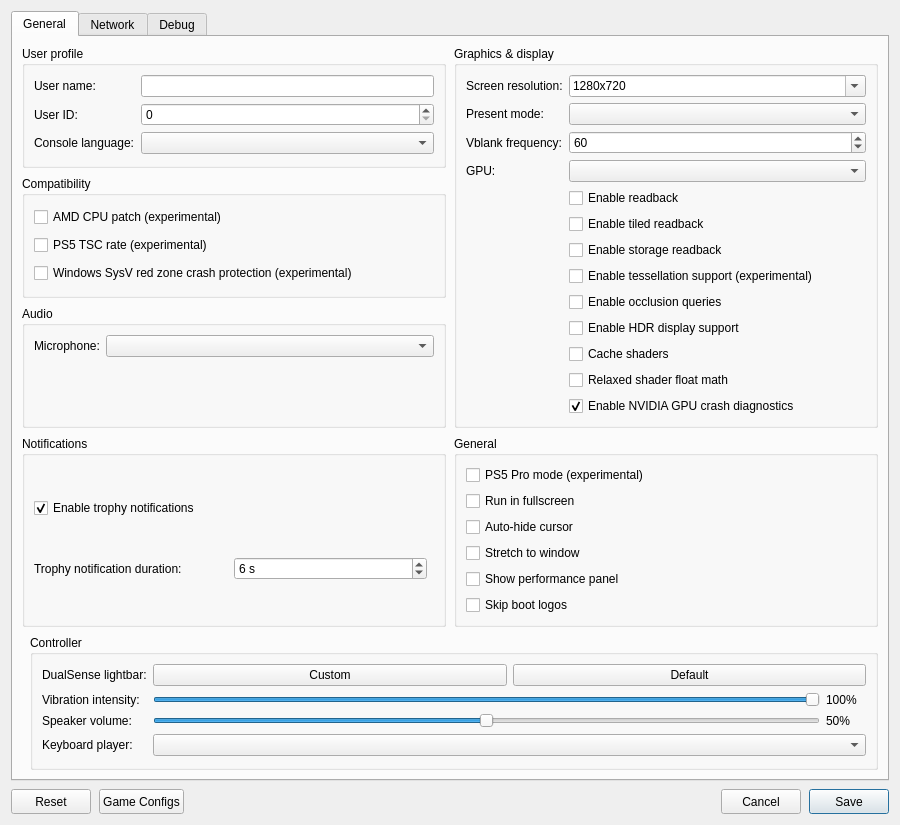
Before: the Qt Designer form src/launcher/forms/configuration_edit_dialog.ui in TamanGitUser/KytyPS5, drawn with Qt 5.
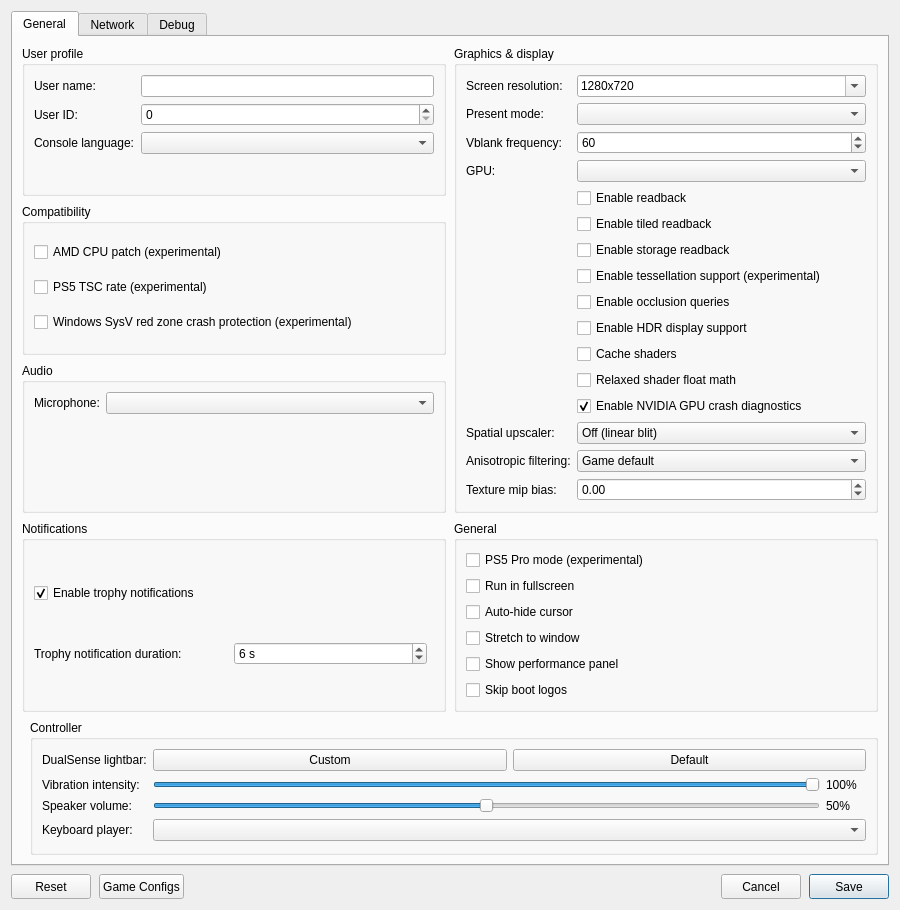
After: the same form once the commit is applied. Custom widgets are drawn as their Qt base class.

Diff of the .ui file:
```diff
--- a/src/launcher/forms/configuration_edit_dialog.ui
+++ b/src/launcher/forms/configuration_edit_dialog.ui
@@ -216,6 +216,48 @@
               <property name="checked"><bool>true</bool></property>
              </widget>
             </item>
+            <item row="14" column="0">
+             <widget class="QLabel" name="label_upscaler"><property name="text"><string>Spatial upscaler:</string></property></widget>
+            </item>
+            <item row="14" column="1">
+             <widget class="QComboBox" name="comboBox_upscaler">
+              <property name="toolTip"><string>FSR 1 EASU is for SDR presentation upscaling only. It does not change the game's internal render resolution. FSR 2/3 require temporal inputs not yet exposed by the emulator.</string></property>
+              <item><property name="text"><string>Off (linear blit)</string></property></item>
+              <item><property name="text"><string>AMD FSR 1 (EASU)</string></property></item>
+              <item><property name="text"><string>AMD FSR 2 (unavailable)</string></property></item>
+              <item><property name="text"><string>AMD FSR 3.1 (unavailable)</string></property></item>
+             </widget>
+            </item>
+            <item row="15" column="0">
+             <widget class="QLabel" name="label_anisotropy_override"><property name="text"><string>Anisotropic filtering:</string></property></widget>
+            </item>
+            <item row="15" column="1">
+             <widget class="QComboBox" name="comboBox_anisotropy_override">
+              <property name="toolTip"><string>Game default preserves original game sampler state. Force Off or 2x-16x anisotropy for texture sampling.</string></property>
+              <item><property name="text"><string>Game default</string></property></item>
+              <item><property name="text"><string>Off</string></property></item>
+              <item><property name="text"><string>2x</string></property></item>
+              <item><property name="text"><string>4x</string></property></item>
+              <item><property name="text"><string>8x</string></property></item>
+              <item><property name="text"><string>16x</string></property></item>
+             </widget>
+            </item>
+            <item row="16" column="0">
+             <widget class="QLabel" name="label_texture_mip_bias">
+              <property name="toolTip"><string>Positive values select lower-resolution mip levels; this affects sampling/bandwidth, not allocated VRAM.</string></property>
+              <property name="text"><string>Texture mip bias:</string></property>
+             </widget>
+            </item>
+            <item row="16" column="1">
+             <widget class="QDoubleSpinBox" name="doubleSpinBox_texture_mip_bias">
+              <property name="toolTip"><string>Positive values may reduce texture sampling bandwidth, but do not free texture memory.</string></property>
+              <property name="decimals"><number>2</number></property>
+              <property name="minimum"><double>-2.000000000000000</double></property>
+              <property name="maximum"><double>2.000000000000000</double></property>
+              <property name="singleStep"><double>0.250000000000000</double></property>
+              <property name="value"><double>0.000000000000000</double></property>
+             </widget>
+            </item>
            </layout>
           </widget>
          </item>
```
